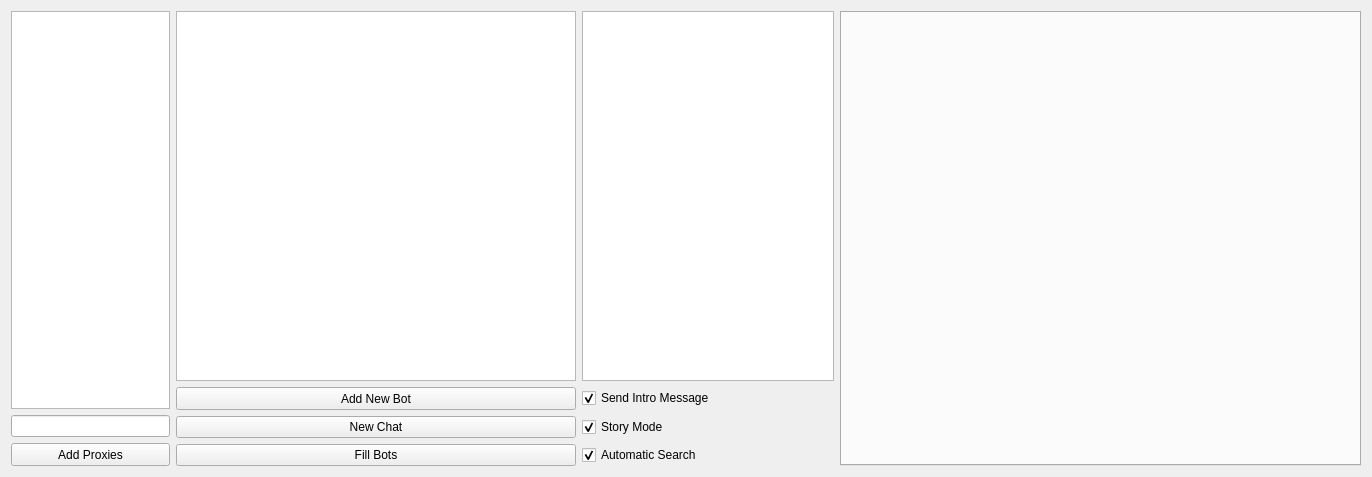
Above: QT_Test/qt_test.ui from grasmanek94/PACB-PROJECT-ChatBot-QT-V3 before the change. Below: the same form after it.
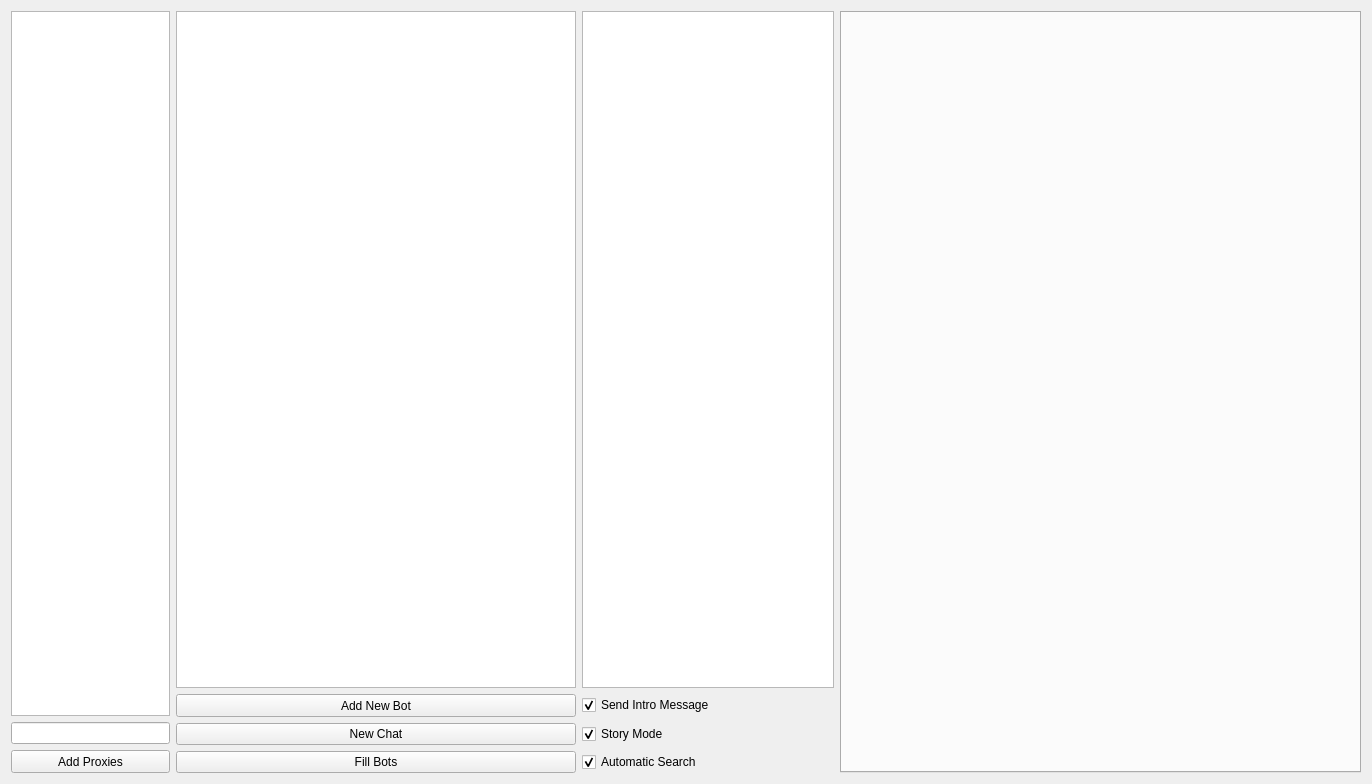
That is the form after the change. Icons and pictures are not drawn.

```diff
--- a/QT_Test/qt_test.ui
+++ b/QT_Test/qt_test.ui
@@ -7,7 +7,7 @@
     <x>0</x>
     <y>0</y>
     <width>1372</width>
-    <height>477</height>
+    <height>784</height>
    </rect>
   </property>
   <property name="minimumSize">
```
